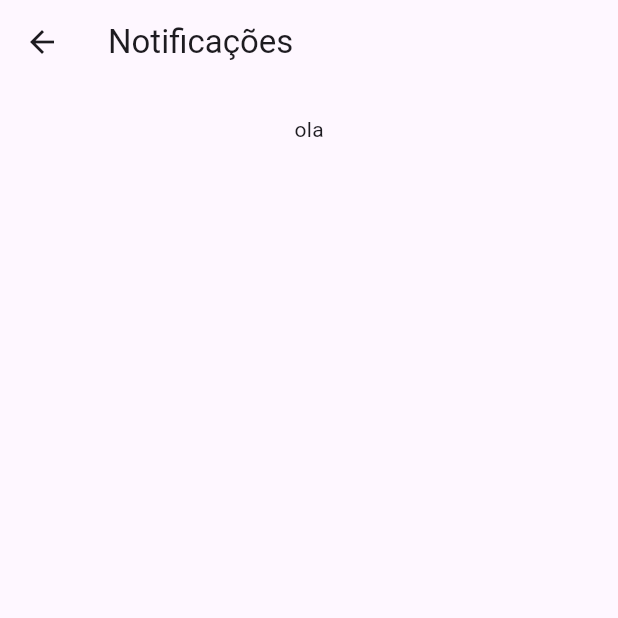
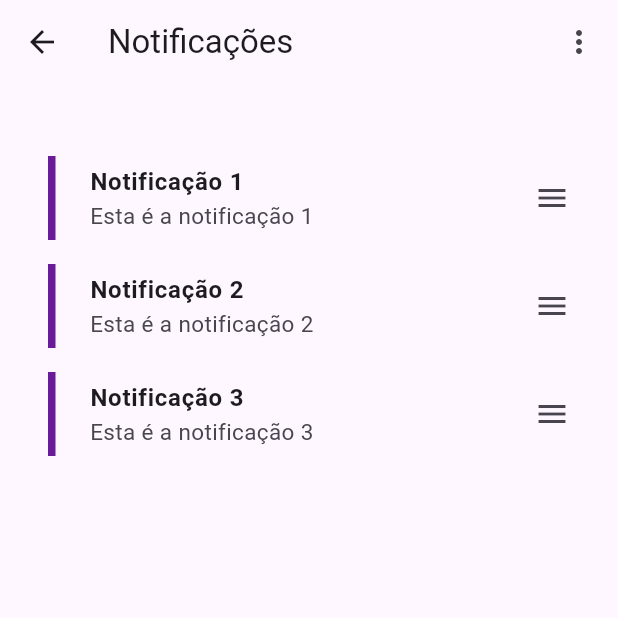
Before and after one commit to EduardoSA8006/E-Post, a Flutter app: the NotoficationPage screen opened directly, on a phone screen of 412 x 824 dp, the top half of it. Run offline on Flutter 3.47's test engine with Material 3 defaults, Android fonts, the phone set to English and light mode, and no system bars; our stand-ins replace flutter_masked_text2, google_fonts.

Commit message:
alteraçoes

```diff
--- /dev/null
+++ b/devel/e_post/lib/Screens/functionsScreens/notificacoes/gera_notificacoes.dart
@@ -0,0 +1,149 @@
+import 'package:e_post/screens/home.dart';
+import 'package:flutter/material.dart';
+
+List<Map<String, dynamic>> notificacoes = [
+  {"id": 1, "title": "Notificação 1", "description": "Esta é a notificação 1"},
+  {"id": 2, "title": "Notificação 2", "description": "Esta é a notificação 2"},
+  {"id": 3, "title": "Notificação 3", "description": "Esta é a notificação 3"},
+];
+
+bool selecionando = false;
+bool permitirSelecao = false;
+Set<int> notificacoesSelecionadas = Set<int>();
+Set<int> notificacoesLidas = Set<int>();
+bool selecionandoTodos = false;
+
+void adicionaSelecao(int a) {
+  if (!notificacoesSelecionadas.contains(a)) {
+    notificacoesSelecionadas.add(a);
+  }
+}
+
+void deletarNotificacoesSelecionadas() {
+  notificacoes.removeWhere(
+      (notification) => notificacoesSelecionadas.contains(notification['id']));
+
+  notificacoesSelecionadas.clear();
+}
+
+class NotificationWidget extends StatelessWidget {
+  final Function atualizarPagina;
+
+  NotificationWidget({
+    required this.atualizarPagina,
+  });
+
+  @override
+  Widget build(BuildContext context) {
+    return ListView.builder(
+      itemCount: notificacoes.length,
+      itemBuilder: (context, index) {
+        final notification = notificacoes[index];
+        bool lida = notificacoesLidas.contains(notification["id"]);
+
+        bool isSelected = notificacoesSelecionadas.contains(notification['id']);
+        if (selecionandoTodos) {
+          isSelected = true;
+          adicionaSelecao(notification["id"]);
+        }
+        return ListTile(
+
+          leading: Container(
+            width: 5,
+            color: (lida ? Colors.purple[200] : Colors.purple[800]),
+          ),
+          tileColor: isSelected ? Colors.grey[350] : null,
+          title: Transform.translate(
+            offset: Offset(-12, 0),
+            child: Text(
+              notification['title'],
+              style: TextStyle(
+                  fontSize: 16,
+                  fontWeight: lida ? FontWeight.normal : FontWeight.w600),
+            ),
+          ),
+          subtitle: Transform.translate(
+            offset: Offset(-12, 0),
+            child: Text(
+              notification['description'],
+              style: TextStyle(fontSize: 15),
+            ),
+          ),
+          trailing: selecionando
+              ? Transform.translate(
+                  offset: Offset(7, 0),
+                  child: Icon(isSelected
+                      ? Icons.check_box_sharp
+                      : Icons.check_box_outline_blank_outlined))
+              : Transform.translate(
+                  offset: Offset(20, 0),
+                  child: IconButton(
+                    icon: Icon(Icons.menu_outlined),
+                    onPressed: () {
+                      _MostrarNotificationsOptions(context, notification);
+                    },
+                  ),
+                ),
+          onTap: () {
+            permitirSelecao = false;
+            selecionandoTodos = false;
+            if (selecionando) {
+              isSelected = !isSelected;
+              isSelected
+                  ? adicionaSelecao(notification["id"])
+                  : notificacoesSelecionadas.remove(notification["id"]);
+            } else {
+              notificacoesLidas.add(notification["id"]);
+              lida = true;
+            }
+            atualizarPagina();
+          },
+          onLongPress: () {
+            if (selecionando) {
+              isSelected = !isSelected;
+            } else {
+              selecionando = true;
+              adicionaSelecao(notification["id"]);
+            }
+
+            atualizarPagina();
+          },
+        );
+      },
+    );
+  }
+
+  void _MostrarNotificationsOptions(
+      BuildContext context, Map<String, dynamic> notification) {
+    showModalBottomSheet(
+      context: context,
+      builder: (BuildContext context) {
+        return Container(
+          padding: EdgeInsets.all(10.0),
+          child: Column(
+            mainAxisSize: MainAxisSize.min,
+            children: [
+              ListTile(
+                leading: Icon(Icons.info),
+                title: Text('Ver Detalhes'),
+                onTap: () {
+                  Navigator.pop(context);
+                },
+              ),
+              ListTile(
+                leading: Icon(Icons.delete),
+                title: Text('Deletar'),
+                onTap: () {
+                  notificacoes.remove(notification);
+                  notificacoesSelecionadas.remove(notification['id']);
+                  atualizarPagina();
+                  Navigator.pop(context);
+                },
+              ),
+            ],
+          ),
+        );
+      },
+    );
+  }
+}
--- a/devel/e_post/lib/screens/notificacoes.dart
+++ b/devel/e_post/lib/screens/notificacoes.dart
@@ -1,3 +1,5 @@
+import 'package:e_post/screens/functionsScreens/notificacoes/gera_notificacoes.dart';
+import 'package:e_post/screens/functionsScreens/notificacoes/menu.dart';
 import 'package:flutter/material.dart';
 
 class NotoficationPage extends StatefulWidget {
@@ -8,22 +10,117 @@ class NotoficationPage extends StatefulWidget {
 }
 
 class _NotoficationPageState extends State<NotoficationPage> {
+  bool semNotificacoes = notificacoes.isEmpty;
+
+  void atualizarPagina() {
+    setState(() {
+      if (notificacoesSelecionadas.length == notificacoes.length &&
+          selecionandoTodos == false) {
+        selecionandoTodos = true;
+      }
+
+      if (notificacoesSelecionadas.isEmpty && permitirSelecao == false) {
+        selecionando = false;
+      }
+      if (notificacoes.isEmpty) {
+        semNotificacoes = true;
+      } else {
+        semNotificacoes = false;
+      }
+    });
+  }
+
   @override
   Widget build(BuildContext context) {
     return Scaffold(
-      appBar: AppBar(
+        appBar: PreferredSize(
+          preferredSize: Size.fromHeight(60),
+          child: AppBar(
             title: Text('Notificações'),
+            actions: [
+              Padding(
+                padding: EdgeInsets.only(right: 2),
+                child: menuzinho(context, atualizarPagina),
+              )
+            ],
+          ),
         ),
         body: Container(
-        padding: EdgeInsets.all(20),
           width: double.infinity,
           height: double.infinity,
-        child: SingleChildScrollView(
-          child: Column(
-            children: [Text('ola')],
+          padding: EdgeInsets.all(16),
+          child: semNotificacoes
+              ? Transform.translate(
+                  offset: Offset(0, -30),
+                  child: Center(
+                    child: Text(
+                      'Nenhuma notificação',
+                      textAlign: TextAlign.center,
+                    ),
+                  ))
+              : Column(
+                  children: [
+                    selecionando
+                        ? Row(
+                            mainAxisAlignment: MainAxisAlignment.spaceBetween,
+                            children: [
+                              Padding(
+                                padding: EdgeInsets.only(left: 13, right: 20),
+                                child: InkWell(
+                                  child: Row(
+                                    children: [
+                                      Icon(
+                                        selecionandoTodos
+                                            ? Icons.check_box_rounded
+                                            : Icons
+                                                .check_box_outline_blank_rounded,
+                                        color: Colors.black,
+                                      ),
+                                      Text(
+                                        "Selecionar todas",
+                                        style: TextStyle(
+                                            fontWeight: FontWeight.w600,
+                                            fontSize: 14),
+                                      )
+                                    ],
+                                  ),
+                                  onTap: () {
+                                    selecionandoTodos = !selecionandoTodos;
+                                    selecionandoTodos
+                                        ? null
+                                        : notificacoesSelecionadas.clear();
+
+                                    atualizarPagina();
+                                    permitirSelecao = false;
+                                  },
                                 ),
                               ),
+                              IconButton(
+                                  onPressed: () {
+                                    deletarNotificacoesSelecionadas();
+                                    selecionandoTodos = false;
+                                    atualizarPagina();
+                                  },
+                                  icon: Icon(Icons.delete)),
+                            ],
+                          )
+                        : SizedBox(
+                            height: 10,
                           ),
-    );
+                    SizedBox(
+                      height: 10,
+                    ),
+                    Expanded(
+                      child: Container(
+                        width: double.infinity,
+                        height: double.infinity,
+                        child: NotificationWidget(
+                          atualizarPagina: atualizarPagina,
+                        ),
+                      ),
+                    )
+                  ],
+                ),
+        ));
   }
 }
--- a/devel/e_post/lib/screens/todos_os_jogos.dart
+++ b/devel/e_post/lib/screens/todos_os_jogos.dart
@@ -1,4 +1,4 @@
-import 'package:e_post/cards/gera_cards.dart';
+import 'package:e_post/screens/functionsScreens/cards/gera_cards.dart';
 import 'package:flutter/material.dart';
 
 class JogosPage extends StatefulWidget {
--- a/devel/e_post/pubspec.yaml
+++ b/devel/e_post/pubspec.yaml
@@ -18,6 +18,7 @@ dependencies:
   flutter_localizations:
     sdk: flutter
   http: ^1.2.2
+  google_maps_flutter: ^2.9.0
 
 dev_dependencies:
   flutter_test:
```
Also changed, not shown: devel/e_post/lib/Screens/functionsScreens/notificacoes/menu.dart (added, +49 -0 lines), devel/e_post/lib/Screens/FunctionsScreens/FunctionsLogin/salvarinf.dart (deleted), devel/e_post/lib/Screens/functionsScreens/cards/gera_cards.dart (renamed from devel/e_post/lib/cards/gera_cards.dart), devel/e_post/lib/Screens/signupPage.dart (renamed from devel/e_post/lib/signupPage.dart), devel/e_post/pubspec.lock. Lines whose indentation alone changed are shown as unchanged.
